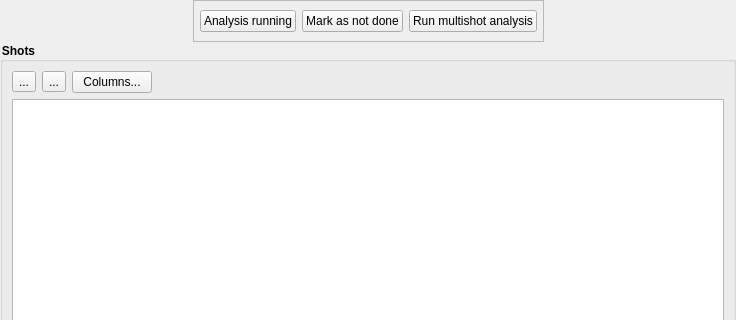
The window that lyse/user_interface/filebox.ui (spielman-group/lyse) describes before a commit, drawn with Qt 5; both pictures show x 0 to 736 and y 0 to 320 of the 736 by 616 pixel window.
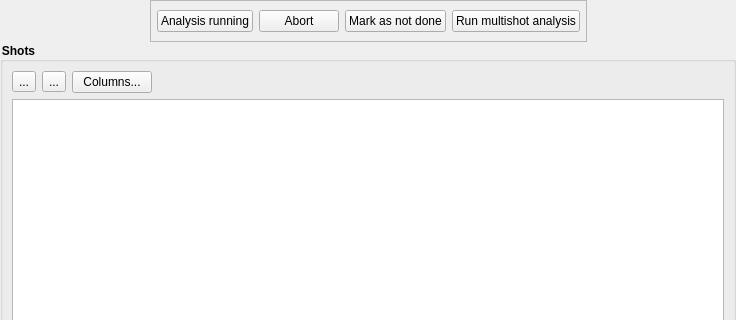
The same window after the commit. Icons and pictures are not drawn. Custom widgets are drawn as their Qt base class.

Commit message: An Abort button interrupts the running routine

Diff of the .ui file:
```diff
--- a/lyse/user_interface/filebox.ui
+++ b/lyse/user_interface/filebox.ui
@@ -69,6 +69,20 @@
             </property>
            </widget>
           </item>
+          <item>
+           <widget class="QPushButton" name="pushButton_abort">
+            <property name="toolTip">
+             <string>Interrupt the analysis routine that is running and pause analysis</string>
+            </property>
+            <property name="text">
+             <string>Abort</string>
+            </property>
+            <property name="icon">
+             <iconset>
+              <normaloff>:/qtutils/fugue/cross-octagon.png</normaloff>:/qtutils/fugue/cross-octagon.png</iconset>
+            </property>
+           </widget>
+          </item>
           <item>
            <widget class="QPushButton" name="pushButton_mark_as_not_done">
             <property name="text">
```
The commit also changes 8 other files.
